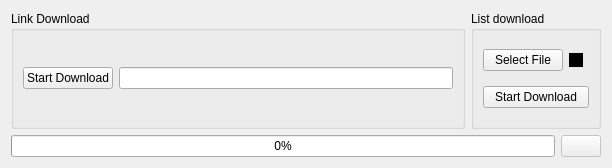
Before: the Qt Designer form View/ui/DownloadWindow.ui in BETRU21/DownloadToMp3, drawn with Qt 5.
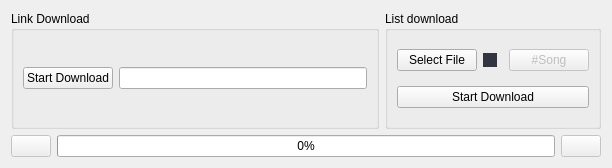
After: the same form once the commit is applied.

Commit message: improve list download

What changed in the file:
```diff
--- a/View/ui/DownloadWindow.ui
+++ b/View/ui/DownloadWindow.ui
@@ -73,13 +73,23 @@
              <bool>false</bool>
             </property>
             <property name="styleSheet">
-             <string notr="true">QCheckBox::indicator{background-color: rgb(0, 0, 0);}</string>
+             <string notr="true">QCheckBox::indicator{background-color: rgb(48, 53, 64);}</string>
             </property>
             <property name="text">
              <string/>
             </property>
            </widget>
           </item>
+          <item>
+           <widget class="QPushButton" name="ind_song">
+            <property name="enabled">
+             <bool>false</bool>
+            </property>
+            <property name="text">
+             <string>#Song</string>
+            </property>
+           </widget>
+          </item>
          </layout>
         </item>
         <item>
@@ -99,6 +109,16 @@
    </item>
    <item>
     <layout class="QHBoxLayout" name="horizontalLayout_2">
+     <item>
+      <widget class="QPushButton" name="ind_download">
+       <property name="enabled">
+        <bool>false</bool>
+       </property>
+       <property name="text">
+        <string/>
+       </property>
+      </widget>
+     </item>
      <item>
       <widget class="QProgressBar" name="pBar_download">
        <property name="styleSheet">
```
The commit also changes 4 other files.
